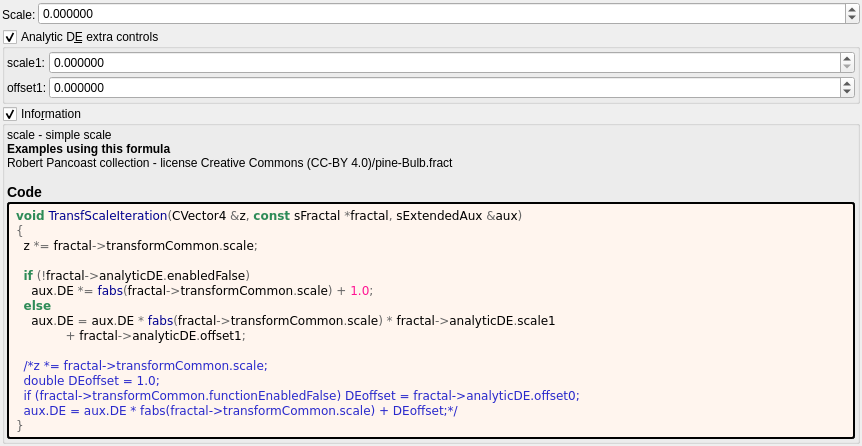
Above: mandelbulber2/formula/ui/transf_scale.ui from buddhi1980/mandelbulber2 before the change. Below: the same form after it.
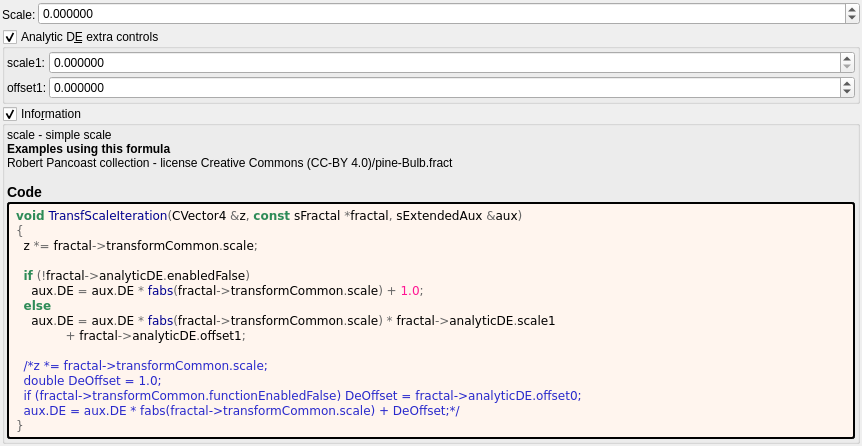
That is the form after the change. Custom widgets are drawn as their Qt base class.

Commit message: Run populate... and CodyStyleScheck php scrips

What changed in the file:
```diff
--- a/mandelbulber2/formula/ui/transf_scale.ui
+++ b/mandelbulber2/formula/ui/transf_scale.ui
@@ -232,15 +232,15 @@
   z &lt;span style=&quot;color:#676767&quot;&gt;*=&lt;/span&gt; fractal&lt;span style=&quot;color:#676767&quot;&gt;-&amp;gt;&lt;/span&gt;transformCommon&lt;span style=&quot;color:#676767&quot;&gt;.&lt;/span&gt;scale&lt;span style=&quot;color:#676767&quot;&gt;;&lt;/span&gt;
 
   &lt;span style=&quot;color:#2e8b57; font-weight:bold&quot;&gt;if&lt;/span&gt; &lt;span style=&quot;color:#676767&quot;&gt;(!&lt;/span&gt;fractal&lt;span style=&quot;color:#676767&quot;&gt;-&amp;gt;&lt;/span&gt;analyticDE&lt;span style=&quot;color:#676767&quot;&gt;.&lt;/span&gt;enabledFalse&lt;span style=&quot;color:#676767&quot;&gt;)&lt;/span&gt;
-    aux&lt;span style=&quot;color:#676767&quot;&gt;.&lt;/span&gt;DE &lt;span style=&quot;color:#676767&quot;&gt;*=&lt;/span&gt; &lt;span style=&quot;color:#00008f&quot;&gt;fabs&lt;/span&gt;&lt;span style=&quot;color:#676767&quot;&gt;(&lt;/span&gt;fractal&lt;span style=&quot;color:#676767&quot;&gt;-&amp;gt;&lt;/span&gt;transformCommon&lt;span style=&quot;color:#676767&quot;&gt;.&lt;/span&gt;scale&lt;span style=&quot;color:#676767&quot;&gt;) +&lt;/span&gt; &lt;span style=&quot;color:#ff1493&quot;&gt;1.0&lt;/span&gt;&lt;span style=&quot;color:#676767&quot;&gt;;&lt;/span&gt;
+    aux&lt;span style=&quot;color:#676767&quot;&gt;.&lt;/span&gt;DE &lt;span style=&quot;color:#676767&quot;&gt;=&lt;/span&gt; aux&lt;span style=&quot;color:#676767&quot;&gt;.&lt;/span&gt;DE &lt;span style=&quot;color:#676767&quot;&gt;*&lt;/span&gt; &lt;span style=&quot;color:#00008f&quot;&gt;fabs&lt;/span&gt;&lt;span style=&quot;color:#676767&quot;&gt;(&lt;/span&gt;fractal&lt;span style=&quot;color:#676767&quot;&gt;-&amp;gt;&lt;/span&gt;transformCommon&lt;span style=&quot;color:#676767&quot;&gt;.&lt;/span&gt;scale&lt;span style=&quot;color:#676767&quot;&gt;) +&lt;/span&gt; &lt;span style=&quot;color:#ff1493&quot;&gt;1.0&lt;/span&gt;&lt;span style=&quot;color:#676767&quot;&gt;;&lt;/span&gt;
   &lt;span style=&quot;color:#2e8b57; font-weight:bold&quot;&gt;else&lt;/span&gt;
     aux&lt;span style=&quot;color:#676767&quot;&gt;.&lt;/span&gt;DE &lt;span style=&quot;color:#676767&quot;&gt;=&lt;/span&gt; aux&lt;span style=&quot;color:#676767&quot;&gt;.&lt;/span&gt;DE &lt;span style=&quot;color:#676767&quot;&gt;*&lt;/span&gt; &lt;span style=&quot;color:#00008f&quot;&gt;fabs&lt;/span&gt;&lt;span style=&quot;color:#676767&quot;&gt;(&lt;/span&gt;fractal&lt;span style=&quot;color:#676767&quot;&gt;-&amp;gt;&lt;/span&gt;transformCommon&lt;span style=&quot;color:#676767&quot;&gt;.&lt;/span&gt;scale&lt;span style=&quot;color:#676767&quot;&gt;) *&lt;/span&gt; fractal&lt;span style=&quot;color:#676767&quot;&gt;-&amp;gt;&lt;/span&gt;analyticDE&lt;span style=&quot;color:#676767&quot;&gt;.&lt;/span&gt;scale1
              &lt;span style=&quot;color:#676767&quot;&gt;+&lt;/span&gt; fractal&lt;span style=&quot;color:#676767&quot;&gt;-&amp;gt;&lt;/span&gt;analyticDE&lt;span style=&quot;color:#676767&quot;&gt;.&lt;/span&gt;offset1&lt;span style=&quot;color:#676767&quot;&gt;;&lt;/span&gt;
 
   &lt;span style=&quot;color:#2929cc&quot;&gt;/*z *= fractal-&amp;gt;transformCommon.scale;&lt;/span&gt;
-&lt;span style=&quot;color:#2929cc&quot;&gt;  double DEoffset = 1.0;&lt;/span&gt;
-&lt;span style=&quot;color:#2929cc&quot;&gt;  if (fractal-&amp;gt;transformCommon.functionEnabledFalse) DEoffset = fractal-&amp;gt;analyticDE.offset0;&lt;/span&gt;
-&lt;span style=&quot;color:#2929cc&quot;&gt;  aux.DE = aux.DE * fabs(fractal-&amp;gt;transformCommon.scale) + DEoffset;*/&lt;/span&gt;
+&lt;span style=&quot;color:#2929cc&quot;&gt;  double DeOffset = 1.0;&lt;/span&gt;
+&lt;span style=&quot;color:#2929cc&quot;&gt;  if (fractal-&amp;gt;transformCommon.functionEnabledFalse) DeOffset = fractal-&amp;gt;analyticDE.offset0;&lt;/span&gt;
+&lt;span style=&quot;color:#2929cc&quot;&gt;  aux.DE = aux.DE * fabs(fractal-&amp;gt;transformCommon.scale) + DeOffset;*/&lt;/span&gt;
 &lt;span style=&quot;color:#676767&quot;&gt;}&lt;/span&gt;
 &lt;/pre&gt;
 &lt;/body&gt;</string>
```
The commit also changes 134 other files.
